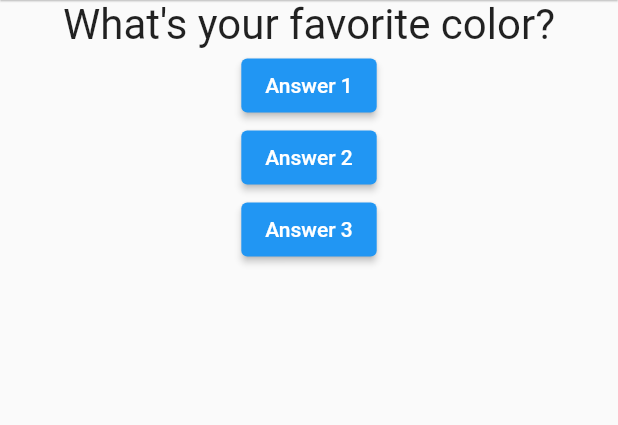
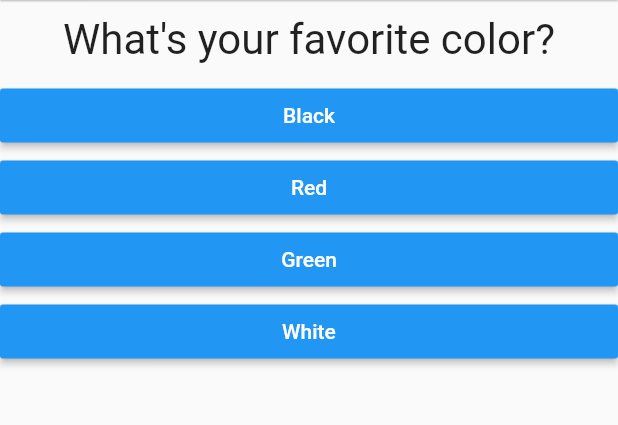
Before and after one commit to linnminhtet23/flutter-study, a Flutter app: the screen it shows after launch, on a phone screen of 412 x 824 dp, the part 84-509 px from its top. Run offline on Flutter 3.47's test engine with Material 2 defaults, Android fonts, the phone set to English and light mode, and no system bars.

Commit message:
changes added

```diff
--- /dev/null
+++ b/lib/answer.dart
@@ -0,0 +1,22 @@
+import 'package:flutter/material.dart';
+
+class Answer extends StatelessWidget {
+  // const Answer({Key? key}) : super(key: key);
+
+  final VoidCallback? selectHandler;
+  final String  answerText;
+
+  const Answer(this.selectHandler, this.answerText);
+  @override
+  Widget build(BuildContext context) {
+    return Container(
+      width: double.infinity,
+      child:  RaisedButton(
+        textColor: Colors.white,
+        color: Colors.blue,
+        child: Text(answerText),
+        onPressed: selectHandler,
+      ),
+    );
+  }
+}
--- a/lib/main.dart
+++ b/lib/main.dart
@@ -1,6 +1,10 @@
 //flutter is all about widgets
+import 'package:firstapp/result.dart';
 import 'package:flutter/material.dart';
 import './question.dart';
+import './answer.dart';
+import './quiz.dart';
+
 void main() {
   runApp(MyApp());
 }
@@ -15,24 +19,47 @@ class MyApp extends StatefulWidget {
 }
 
 class _MyAppState extends State<MyApp> {
+  final _questions = const [
+    {
+      'questionText': 'What\'s your favorite color?',
+      'answers': [
+        {'text': 'Black', 'score': 10},
+        {'text': 'Red', 'score': 8},
+        {'text': 'Green', 'score': 3},
+        {'text': 'White', 'score': 1}
+      ]
+    },
+    {
+      'questionText': 'What\'s your favorite animal?',
+      'answers': [
+        {'text': 'Rabbit', 'score': 3},
+        {'text': 'Snake', 'score': 11},
+        {'text': 'Elephant', 'score': 5},
+        {'text': 'Lion', 'score': 9}
+      ]
+    },
+    {
+      'questionText': 'What\'s your favorite instructor?',
+      'answers': [
+        {'text': 'Max', 'score': 1},
+        {'text': 'David', 'score': 1},
+        {'text': 'Alex', 'score': 1},
+        {'text':'Liam', 'score':1}
+      ]
+    }
+  ];
   var _questionIndex = 0;
-
-  void _answerQuestion() {
-
+  var _totalScore = 0;
+  void _answerQuestion(int score) {
     //set state is used to re-render UI
+    _totalScore += score;
     setState(() {
-       _questionIndex = _questionIndex + 1;
+      _questionIndex = _questionIndex + 1;
     });
-
-    print(_questionIndex);
   }
 
   @override
   Widget build(BuildContext context) {
-    var questions = [
-      'What\'s your favorite color?',
-      'What\'s your favorite animal?'
-    ];
     return MaterialApp(
       home: Scaffold(
           appBar: AppBar(
@@ -41,17 +68,13 @@ class _MyAppState extends State<MyApp> {
             ),
             elevation: 0.5,
           ),
-          body: Column(
-            children: [
-              Question(questions[_questionIndex]),
-              ElevatedButton(
-                  onPressed: _answerQuestion, child: const Text("Answer 1")),
-              ElevatedButton(
-                  onPressed: ()=>print("answer2"), child: const Text("Answer 2")),
-              ElevatedButton(
-                  onPressed: ()=>print("answer3"), child: const Text("Answer 3"))
-            ],
-          )),
+          body: _questionIndex < _questions.length
+              ? Quiz(
+                  answerQuestion: _answerQuestion,
+                  questionIndex: _questionIndex,
+                  questions: _questions,
+                )
+              : const Result()),
     );
   }
 }
--- a/lib/question.dart
+++ b/lib/question.dart
@@ -2,7 +2,8 @@ import 'package:flutter/material.dart';
 
 class Question extends StatelessWidget {
   // const Question({Key? key}) : super(key: key);
-  final String questionText;
+  final String questionText; //values of the variable and cannot be altered in the future
+
   //final tell that this value never change after initialization in constructor
   const Question(this.questionText);
 
@@ -10,6 +11,7 @@ class Question extends StatelessWidget {
   Widget build(BuildContext context) {
     return Container(
       width: double.infinity,//full width
+      margin: const EdgeInsets.all(10),
         child: Text(
       questionText,
       style: const TextStyle(fontSize: 28),
--- /dev/null
+++ b/lib/quiz.dart
@@ -0,0 +1,26 @@
+import 'package:firstapp/answer.dart';
+import 'package:firstapp/question.dart';
+import 'package:flutter/material.dart';
+
+class Quiz extends StatelessWidget {
+  // const Quiz({ Key? key }) : super(key: key);
+  final List<Map<String, Object>> questions;
+  final int questionIndex;
+  final VoidCallback answerQuestion;
+
+  const Quiz(
+      {required this.questions,
+      required this.answerQuestion,
+      required this.questionIndex});
+  @override
+  Widget build(BuildContext context) {
+    return Column(
+      children: [
+        Question(questions[questionIndex]['questionText'] as String),
+        ...(questions[questionIndex]['answers'] as List<Map<String, Object>>).map((answer) {
+          return Answer(()=>answerQuestion(answer['score']), answer['text'] as String);
+        }).toList()
+      ],
+    );
+  }
+}
--- /dev/null
+++ b/lib/result.dart
@@ -0,0 +1,12 @@
+import 'package:flutter/material.dart';
+
+class Result extends StatelessWidget {
+  const Result({Key? key}) : super(key: key);
+
+  @override
+  Widget build(BuildContext context) {
+    return const Center(
+      child: Text("Hooray You made it"),
+    );
+  }
+}
```
